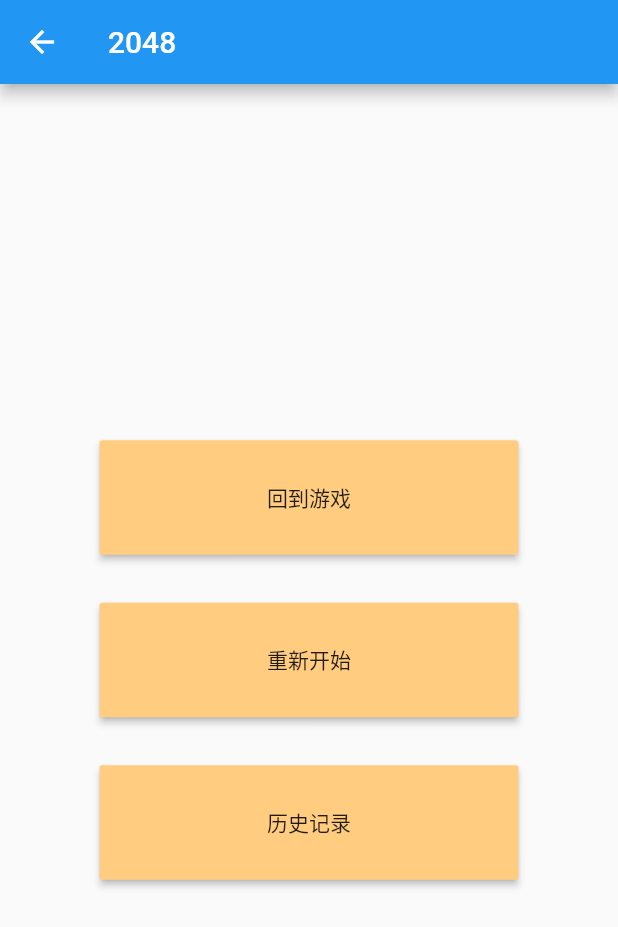
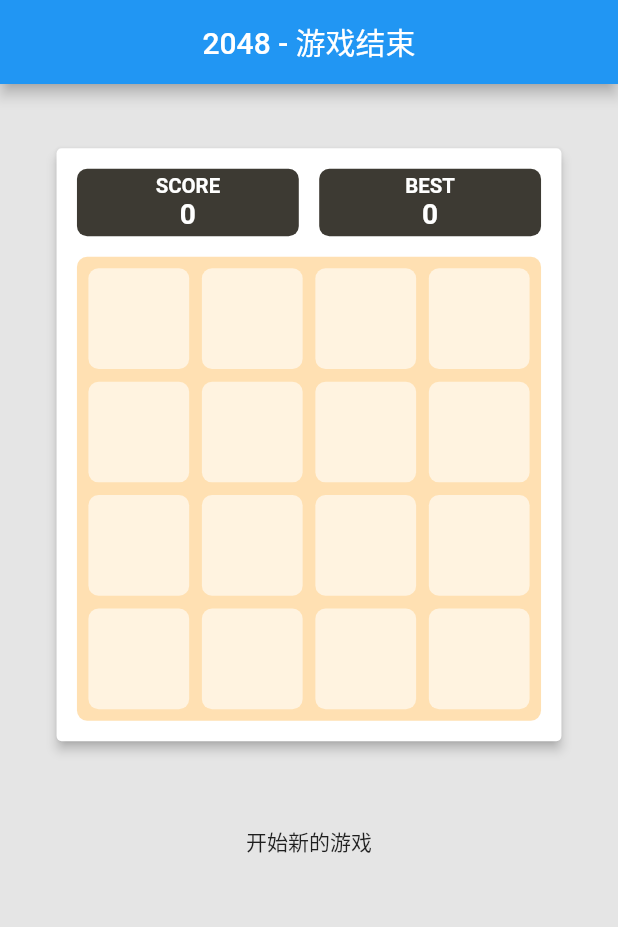
Before and after one commit to sheason2019/learn-flutter-2048, a Flutter app: the MenuWidget screen opened directly, after a tap on "历史记录", on a phone screen of 412 x 824 dp. Shown: the top 927 px of the screen. Run offline on Flutter 3.47's test engine with Material 2 defaults, Android fonts, the phone set to English and light mode, and no system bars; our stand-ins replace sqflite; accounts and stored records are empty.

Commit message:
feat: history_card 已建好，等待逻辑实现游戏结束

```diff
--- /dev/null
+++ b/lib/ending.dart
@@ -0,0 +1,41 @@
+import 'package:flutter/material.dart';
+import 'package:learn_flutter/history_card.dart';
+
+class Ending extends StatelessWidget {
+  final int score;
+  final List<List<int>> model;
+  const Ending({
+    Key? key,
+    required this.score,
+    required this.model,
+  }) : super(key: key);
+
+  @override
+  Widget build(BuildContext context) {
+    return Scaffold(
+      appBar: AppBar(
+        title: const Text('2048 - 游戏结束'),
+        centerTitle: true,
+        automaticallyImplyLeading: false,
+      ),
+      body: WillPopScope(
+        child: Container(
+            color: const Color(0xFFE5E5E5),
+            child: Column(
+              children: [
+                HistoryCard(model: model, score: score),
+                MaterialButton(
+                  onPressed: () {
+                    Navigator.pop(context);
+                  },
+                  child: const Text('开始新的游戏'),
+                )
+              ],
+            )),
+        onWillPop: () async {
+          return false;
+        },
+      ),
+    );
+  }
+}
--- a/lib/gameModel/index.dart
+++ b/lib/gameModel/index.dart
@@ -48,7 +48,7 @@ class GameModel {
     _model[4] = [];
   }
 
-  static List<List<int>> _getModelCore(List<List<ItemModel>> _model) {
+  static List<List<int>> getModelCore(List<List<ItemModel>> _model) {
     List<List<int>> temp = [];
     for (int i = 0; i < 4; i++) {
       List<int> row = [];
@@ -74,7 +74,7 @@ class GameModel {
 
   Map<String, Object?> pack() {
     return {
-      'model': json.encode(_getModelCore(_model)),
+      'model': json.encode(getModelCore(_model)),
       'score': Score.getScore(),
     };
   }
--- a/lib/game_controller.dart
+++ b/lib/game_controller.dart
@@ -1,9 +1,12 @@
 import 'dart:convert';
 
+import 'package:flutter/material.dart';
+import 'package:learn_flutter/ending.dart';
 import 'package:learn_flutter/gameModel/index.dart';
 import 'package:learn_flutter/score/score.dart';
 import 'package:sqflite/sqflite.dart';
 import 'package:path/path.dart';
+import './ending.dart';
 
 class GameController {
   // ignore: prefer_function_declarations_over_variables
@@ -73,4 +76,12 @@ class GameController {
     }
     return lastModel;
   }
+
+  static void end(BuildContext context) {
+    Navigator.push(context, MaterialPageRoute(builder: (context) {
+      return Ending(
+          score: Score.getScore(),
+          model: GameModel.getModelCore(GameModel.instance!.getModel()));
+    }));
+  }
 }
--- /dev/null
+++ b/lib/history_card.dart
@@ -0,0 +1,94 @@
+import 'package:flutter/material.dart';
+import 'package:learn_flutter/gameItem/stable_game_item.dart';
+import 'package:learn_flutter/score/score.dart';
+
+import 'itemSlot/index.dart';
+
+class HistoryCard extends StatelessWidget {
+  final int score;
+  final List<List<int>> model;
+  const HistoryCard({Key? key, required this.model, required this.score})
+      : super(key: key);
+
+  @override
+  Widget build(BuildContext context) {
+    const titleStyle = TextStyle(
+        color: Colors.white, fontWeight: FontWeight.w600, fontSize: 16);
+    const scoreStyle = TextStyle(
+        color: Colors.white, fontWeight: FontWeight.w700, fontSize: 22);
+    return Transform.scale(
+        scale: 0.85,
+        child: Card(
+          margin: const EdgeInsets.all(8),
+          elevation: 3,
+          child: Column(
+            children: [
+              Row(
+                children: [
+                  Expanded(
+                      child: Container(
+                    margin: const EdgeInsets.fromLTRB(16, 16, 8, 0),
+                    padding: const EdgeInsets.all(4),
+                    decoration: const BoxDecoration(
+                        borderRadius: BorderRadius.all(Radius.circular(8)),
+                        color: Color(0xFF3D3A33)),
+                    child: Column(
+                        mainAxisAlignment: MainAxisAlignment.center,
+                        children: [
+                          const Text(
+                            'SCORE',
+                            style: titleStyle,
+                          ),
+                          Text(score.toString(), style: scoreStyle),
+                        ]),
+                  )),
+                  Expanded(
+                      child: Container(
+                    margin: const EdgeInsets.fromLTRB(8, 16, 16, 0),
+                    padding: const EdgeInsets.all(4),
+                    decoration: const BoxDecoration(
+                        borderRadius: BorderRadius.all(Radius.circular(8)),
+                        color: Color(0xFF3D3A33)),
+                    child: Column(
+                        mainAxisAlignment: MainAxisAlignment.center,
+                        children: [
+                          const Text(
+                            'BEST',
+                            style: titleStyle,
+                          ),
+                          Text(Score.getScore().toString(), style: scoreStyle),
+                        ]),
+                  )),
+                ],
+              ),
+              AspectRatio(
+                  aspectRatio: 1,
+                  child: Container(
+                      margin: const EdgeInsets.all(16.0),
+                      padding: const EdgeInsets.all(4.0),
+                      decoration: BoxDecoration(
+                          color: Colors.orange[100],
+                          borderRadius:
+                              const BorderRadius.all(Radius.circular(8))),
+                      child: Stack(children: [
+                        Column(
+                          children: [
+                            for (int i = 0; i < 4; i++)
+                              Row(
+                                children: [
+                                  for (int j = 0; j < 4; j++)
+                                    Expanded(
+                                      child: model[i][j] == 0
+                                          ? const ItemSlot()
+                                          : StableGameItem(val: model[i][j]),
+                                    )
+                                ],
+                              )
+                          ],
+                        ),
+                      ])))
+            ],
+          ),
+        ));
+  }
+}
--- a/lib/menu.dart
+++ b/lib/menu.dart
@@ -33,7 +33,9 @@ class MenuWidget extends StatelessWidget {
           MenuButton(
             width: windowWidth / 5 * 3,
             text: '历史记录',
-            onPress: () {},
+            onPress: () {
+              GameController.end(context);
+            },
           ),
         ],
       )),
```
Also changed, not shown: lib/gameItem/stable_game_item.dart (added, +44 -0 lines).
